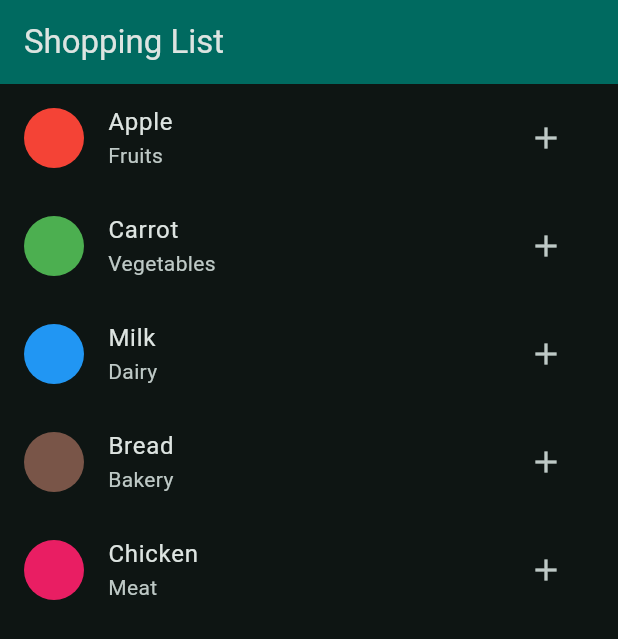
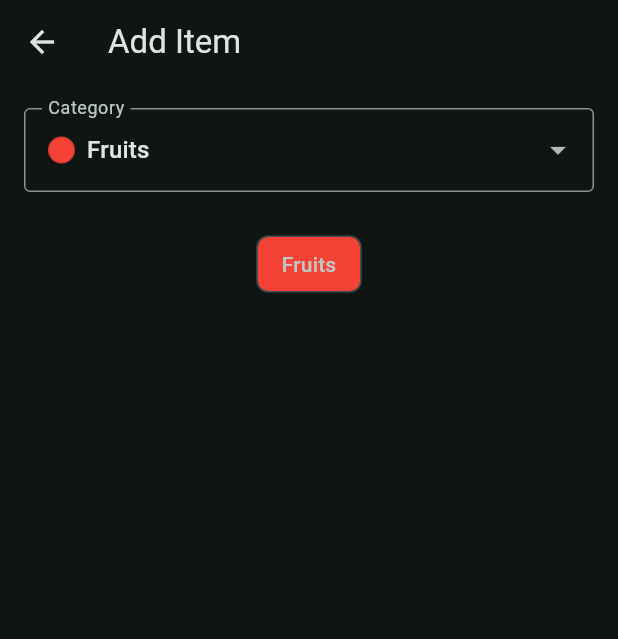
Before and after one commit to AhmedHanyMohammed/Shopping-List, a Flutter app: the screen it shows after launch, after a tap on the "add" icon, on a phone screen of 412 x 824 dp. Shown: the top 639 px of the screen. Run offline on Flutter 3.47's test engine with Material 3 defaults, Android fonts, the phone set to English and light mode, and no system bars.

Commit message:
Adding the add item button + optimizing the logic

```diff
--- a/lib/data/categories.dart
+++ b/lib/data/categories.dart
@@ -9,8 +9,8 @@ class Categories {
     'Meat': Colors.pink,
     'Beverages': Colors.orange,
     'Snacks': Colors.purple,
-    'Frozen Foods': Colors.cyan,
     'Household Items': Colors.teal,
     'Personal Care': Colors.indigo,
+    'Others': Colors.grey,
   };
 }
--- a/lib/main.dart
+++ b/lib/main.dart
@@ -1,5 +1,7 @@
 import 'package:flutter/material.dart';
-import 'package:shopping_list/data/dummy_items.dart';
+import 'package:shopping_list/model/dummy.dart';
+import 'package:shopping_list/model/grocery_items.dart';
+import 'package:shopping_list/pages/add.dart';
 
 void main() {
   runApp(const MyApp());
@@ -21,34 +23,75 @@ class MyApp extends StatelessWidget {
   }
 }
 
-class MyHomePage extends StatelessWidget {
+class MyHomePage extends StatefulWidget {
   const MyHomePage({super.key, required this.title});
+  final String title;
+  @override
+  State<MyHomePage> createState() => _MyHomePageState();
+}
 
-  final String title;
+class _MyHomePageState extends State<MyHomePage> {
+  late List<GroceryItem> _items;
+
+  @override
+  void initState() {
+    super.initState();
+    _items = List<GroceryItem>.from(DummyItems.items);
+  }
+
+  void _clearAll() {
+    setState(() {
+      _items.clear();
+    });
+  }
 
   @override
   Widget build(BuildContext context) {
-    return Scaffold(
+    return DefaultTabController(
+      length: 2,
+      child: Scaffold(
         appBar: AppBar(
           backgroundColor: Theme.of(context).colorScheme.inversePrimary,
-        title: Text(title),
+          title: Text(widget.title),
+          actions: [
+            IconButton(
+              icon: const Icon(Icons.restore_from_trash_rounded),
+              tooltip: 'Clear All',
+              color: Colors.red,
+              onPressed: _items.isEmpty ? null : _clearAll,
             ),
-      body: ListView.builder(
-        itemCount: GroceryItems.items.length,
+          ],
+          bottom: const TabBar(
+            tabs: [
+              Tab(text: 'Incomplete'),
+              Tab(text: 'Completed'),
+            ],
+          ),
+        ),
+        body: TabBarView(
+          children: [
+            _items.isEmpty
+                ? const Center(child: Text('No items'))
+                : ListView.builder(
+                    itemCount: _items.length,
                     itemBuilder: (context, index) {
-          final item = GroceryItems.items[index];
-          return ListTile(
-            leading: CircleAvatar(
-              backgroundColor: item.color,
+                      final item = _items[index];
+                      return GroceryItem.build(item);
+                    },
                   ),
-            title: Text(item.name),
-            subtitle: Text(item.category),
-            trailing: IconButton(
-              icon: const Icon(Icons.add),
-              onPressed: () {},
+            const Center(child: Text('No completed items yet')),
+          ],
+        ),
+        floatingActionButton: FloatingActionButton(
+          onPressed: () {
+            Navigator.of(context).push(
+              MaterialPageRoute(
+                builder: (context) => const AddItemPage(),
               ),
             );
           },
+          child: const Icon(Icons.add),
+        ),
       ),
     );
   }
--- a/lib/data/dummy_items.dart
+++ b/lib/model/dummy.dart
@@ -1,20 +1,7 @@
-import 'package:flutter/material.dart';
 import 'package:shopping_list/data/categories.dart';
+import 'package:shopping_list/model/grocery_items.dart';
 
-class GroceryItem {
-  const GroceryItem({
-    required this.name,
-    required this.category,
-    required this.color,
-  });
-
-  final String name;
-  final String category;
-  final Color color;
-}
-
-
-class GroceryItems {
+class DummyItems {
   static final List<GroceryItem> items = [
     GroceryItem(
       name: 'Apple',
--- /dev/null
+++ b/lib/model/grocery_items.dart
@@ -0,0 +1,28 @@
+import 'package:flutter/material.dart';
+
+class GroceryItem {
+  const GroceryItem({
+    required this.name,
+    required this.category,
+    required this.color,
+  });
+
+  final String name;
+  final String category;
+  final Color color;
+
+  static Widget build(GroceryItem item) {
+    return ListTile(
+      leading: CircleAvatar(backgroundColor: item.color),
+      title: Text(item.name),
+      subtitle: Text(item.category),
+      trailing: IconButton(
+        icon: const Icon(Icons.check_circle_outline),
+        color: Colors.grey,
+        onPressed: () {
+
+        },
+      ),
+    );
+  }
+}
--- /dev/null
+++ b/lib/pages/add.dart
@@ -0,0 +1,90 @@
+import 'package:flutter/material.dart';
+import 'package:shopping_list/data/categories.dart';
+
+class AddItemPage extends StatefulWidget {
+  const AddItemPage({super.key});
+
+  @override
+  State<AddItemPage> createState() => _AddItemPageState();
+}
+
+class _AddItemPageState extends State<AddItemPage> {
+  late final Map<String, Color> _categories;
+  String? _selectedKey;
+  Color? _selectedColor;
+
+  @override
+  void initState() {
+    super.initState();
+    _categories = Categories.data;
+    if (_categories.isNotEmpty) {
+      _selectedKey = _categories.keys.first;
+      _selectedColor = _categories[_selectedKey];
+    }
+  }
+
+  @override
+  Widget build(BuildContext context) {
+    return Scaffold(
+      appBar: AppBar(title: const Text('Add Item')),
+      body: Padding(
+        padding: const EdgeInsets.all(16),
+        child: Column(
+          children: [
+            DropdownButtonFormField<String>(
+              decoration: const InputDecoration(
+                labelText: 'Category',
+                border: OutlineInputBorder(),
+              ),
+              value: _selectedKey,
+              items: _categories.entries
+                  .map(
+                    (e) => DropdownMenuItem(
+                      value: e.key,
+                      child: Row(
+                        children: [
+                          Container(
+                            width: 18,
+                            height: 18,
+                            decoration: BoxDecoration(
+                              color: e.value,
+                              shape: BoxShape.circle,
+                              border: Border.all(color: Colors.black12),
+                            ),
+                          ),
+                          const SizedBox(width: 8),
+                          Text(e.key),
+                        ],
+                      ),
+                    ),
+                  )
+                  .toList(),
+              onChanged: (val) {
+                setState(() {
+                  _selectedKey = val;
+                  _selectedColor = val == null ? null : _categories[val]!;
+                });
+              },
+            ),
+            const SizedBox(height: 24),
+            if (_selectedKey != null && _selectedColor != null)
+              Chip(
+                label: Text(_selectedKey!),
+                backgroundColor: _selectedColor!,
+              ),
+            if (_selectedKey == 'others' && _selectedColor != null)
+              Padding(
+                padding: const EdgeInsets.only(top: 16),
+                child: TextFormField(
+                  decoration: const InputDecoration(
+                    labelText: 'Custom Category Name',
+                    border: OutlineInputBorder(),
+                  ),
+                ),
+              ),
+          ],
+        ),
+      ),
+    );
+  }
+}
--- /dev/null
+++ b/lib/widget_tree.dart
@@ -0,0 +1 @@
+import 'package:flutter/material.dart';
```
Lines whose indentation alone changed are shown as unchanged.
